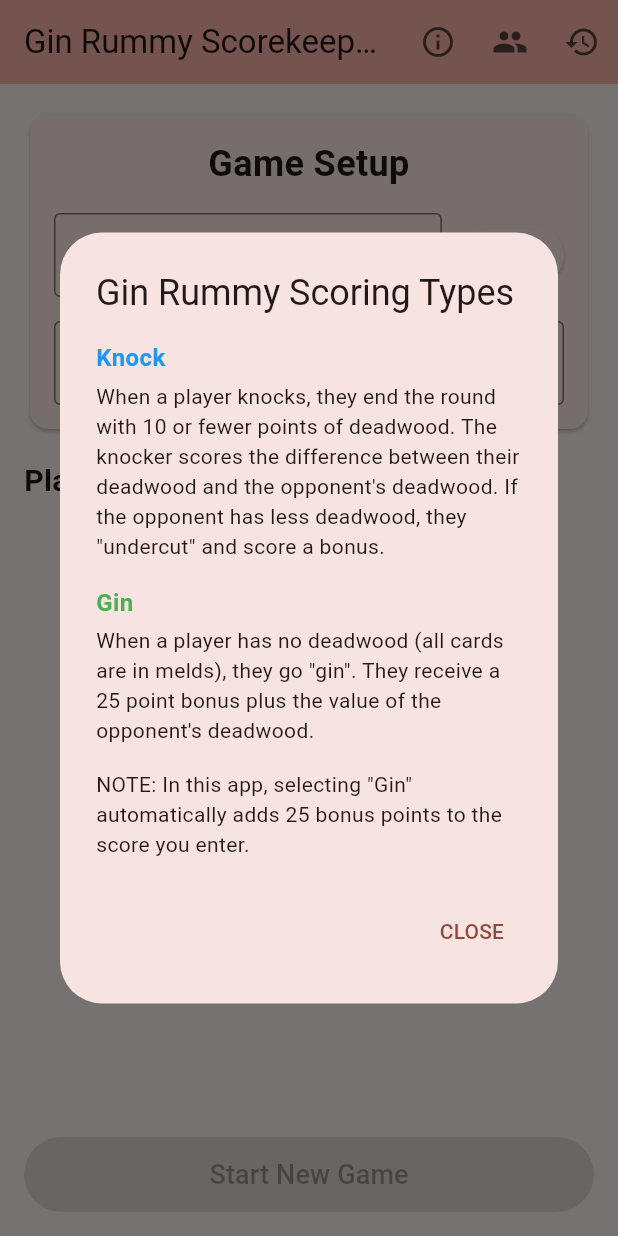
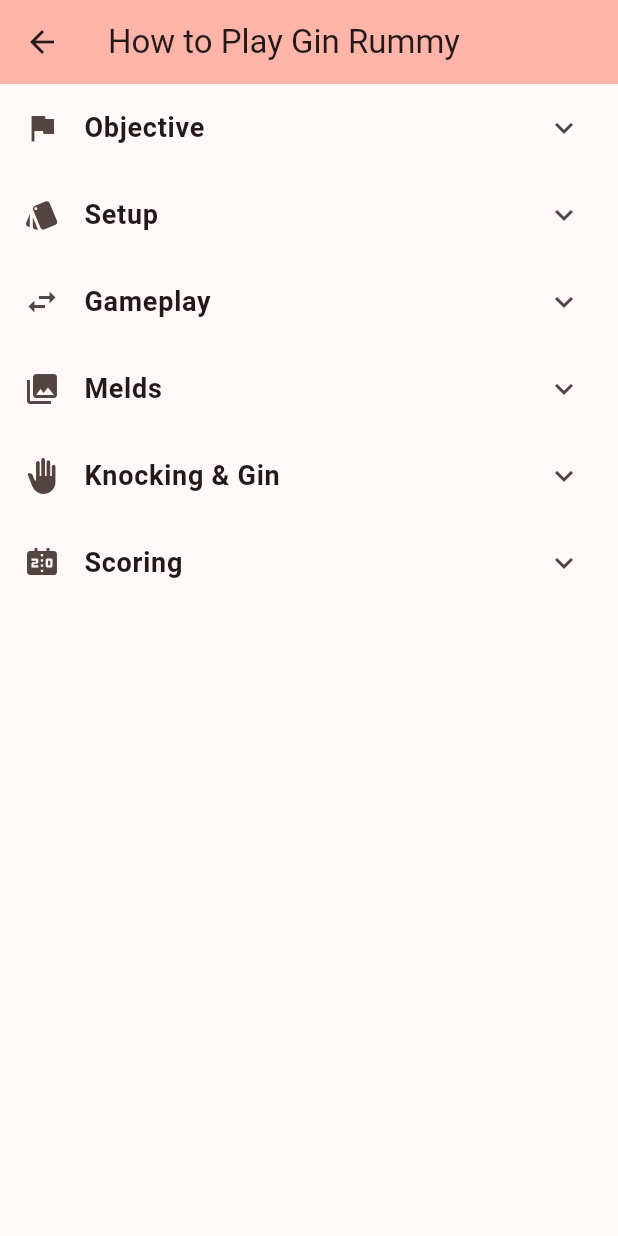
Before and after one commit to robertfarnum/rummy-main, a Flutter app: the screen it shows after launch, after a tap on the "info outline" icon, on a phone screen of 412 x 824 dp. Run offline on Flutter 3.47's test engine with Material 3 defaults, Android fonts, the phone set to English and light mode, and no system bars; our stand-ins replace file_picker, share_plus, shared_preferences.

Commit message:
add rules

```diff
--- a/lib/models/game.dart
+++ b/lib/models/game.dart
@@ -1,4 +1,5 @@
 import 'dart:convert';
+import 'package:flutter/foundation.dart';
 import 'package:shared_preferences/shared_preferences.dart';
 import 'player.dart';
 
@@ -114,7 +115,7 @@ class Game {
       try {
         return Game.fromJson(jsonDecode(gameJson));
       } catch (e) {
-        print('Error loading current game: $e');
+        debugPrint('Error loading current game: $e');
         return null;
       }
     }
@@ -130,7 +131,7 @@ class Game {
       try {
         return Game.fromJson(jsonDecode(gameJson));
       } catch (e) {
-        print('Error loading game from history: $e');
+        debugPrint('Error loading game from history: $e');
         return null;
       }
     }).whereType<Game>().toList();
@@ -228,7 +229,7 @@ class Game {
             importCount++;
           }
         } catch (e) {
-          print('Error importing individual game: $e');
+          debugPrint('Error importing individual game: $e');
           // Skip invalid games
         }
       }
@@ -238,7 +239,7 @@ class Game {
 
       return importCount;
     } catch (e) {
-      print('Error importing game history: $e');
+      debugPrint('Error importing game history: $e');
       return 0;
     }
   }
@@ -258,7 +259,7 @@ class Game {
         final version = data['version'];
         // For now we only have version 1.0, but in the future we can check for compatibility
         if (version != '1.0') {
-          print('Warning: Importing from unknown version: $version');
+          debugPrint('Warning: Importing from unknown version: $version');
         }
       }
 
@@ -278,7 +279,7 @@ class Game {
 
       return true;
     } catch (e) {
-      print('Error validating game history JSON: $e');
+      debugPrint('Error validating game history JSON: $e');
       return false;
     }
   }
--- a/lib/screens/game_screen.dart
+++ b/lib/screens/game_screen.dart
@@ -192,23 +192,11 @@ class _GameScreenState extends State<GameScreen> {
                   ),
                   const SizedBox(height: 16),
                   const Text('Score Type:'),
-                  Row(
-                    children: [
-                      Radio<String>(
-                        value: 'knock',
-                        groupValue: scoreType,
-                        onChanged: (value) {
-                          setState(() => scoreType = value!);
-                        },
-                      ),
-                      const Text('Knock'),
-                      Radio<String>(
-                        value: 'gin',
+                  RadioGroup<String>(
                     groupValue: scoreType,
                     onChanged: (value) {
                       setState(() {
                         scoreType = value!;
-                            // If Gin is selected, show info about automatic bonus
                         if (scoreType == 'gin') {
                           ScaffoldMessenger.of(context).showSnackBar(
                             const SnackBar(
@@ -219,9 +207,14 @@ class _GameScreenState extends State<GameScreen> {
                         }
                       });
                     },
+                    child: const Row(
+                      children: [
+                        Radio<String>(value: 'knock'),
+                        Text('Knock'),
+                        Radio<String>(value: 'gin'),
+                        Text('Gin (+25)'),
+                      ],
                     ),
-                      const Text('Gin (+25)'),
-                    ],
                   ),
                 ],
               ),
@@ -340,23 +333,11 @@ class _GameScreenState extends State<GameScreen> {
                   ),
                   const SizedBox(height: 16),
                   const Text('Score Type:'),
-                  Row(
-                    children: [
-                      Radio<String>(
-                        value: 'knock',
-                        groupValue: scoreType,
-                        onChanged: (value) {
-                          setState(() => scoreType = value!);
-                        },
-                      ),
-                      const Text('Knock'),
-                      Radio<String>(
-                        value: 'gin',
+                  RadioGroup<String>(
                     groupValue: scoreType,
                     onChanged: (value) {
                       setState(() {
                         scoreType = value!;
-                            // If Gin is selected, show info about automatic bonus
                         if (scoreType == 'gin') {
                           ScaffoldMessenger.of(context).showSnackBar(
                             const SnackBar(
@@ -367,9 +348,14 @@ class _GameScreenState extends State<GameScreen> {
                         }
                       });
                     },
+                    child: const Row(
+                      children: [
+                        Radio<String>(value: 'knock'),
+                        Text('Knock'),
+                        Radio<String>(value: 'gin'),
+                        Text('Gin (+25)'),
+                      ],
                     ),
-                      const Text('Gin (+25)'),
-                    ],
                   ),
                 ],
               ),
--- a/lib/screens/home_screen.dart
+++ b/lib/screens/home_screen.dart
@@ -4,6 +4,7 @@ import '../models/game.dart';
 import 'game_screen.dart';
 import 'history_screen.dart';
 import 'player_management_screen.dart';
+import 'rules_screen.dart';
 
 class HomeScreen extends StatefulWidget {
   const HomeScreen({super.key});
@@ -96,6 +97,7 @@ class _HomeScreenState extends State<HomeScreen> {
     // Save initial game state
     await game.saveCurrentGame();
 
+    if (!mounted) return;
     Navigator.of(context).push(
       MaterialPageRoute(
         builder: (context) => GameScreen(game: game),
@@ -132,50 +134,10 @@ class _HomeScreenState extends State<HomeScreen> {
     _loadSavedData();
   }
 
-  void _showScoringInfo() {
-    showDialog(
-      context: context,
-      builder: (context) => AlertDialog(
-        title: const Text('Gin Rummy Scoring Types'),
-        content: const SingleChildScrollView(
-          child: Column(
-            crossAxisAlignment: CrossAxisAlignment.start,
-            mainAxisSize: MainAxisSize.min,
-            children: [
-              Text(
-                'Knock',
-                style: TextStyle(fontWeight: FontWeight.bold, fontSize: 16, color: Colors.blue),
-              ),
-              SizedBox(height: 4),
-              Text(
-                'When a player knocks, they end the round with 10 or fewer points of deadwood. '
-                'The knocker scores the difference between their deadwood and the opponent\'s deadwood. '
-                'If the opponent has less deadwood, they "undercut" and score a bonus.',
-              ),
-              SizedBox(height: 16),
-              Text(
-                'Gin',
-                style: TextStyle(fontWeight: FontWeight.bold, fontSize: 16, color: Colors.green),
-              ),
-              SizedBox(height: 4),
-              Text(
-                'When a player has no deadwood (all cards are in melds), they go "gin". '
-                'They receive a 25 point bonus plus the value of the opponent\'s deadwood.',
-              ),
-              SizedBox(height: 16),
-              Text(
-                'NOTE: In this app, selecting "Gin" automatically adds 25 bonus points to the score you enter.',
-              ),
-            ],
-          ),
-        ),
-        actions: [
-          TextButton(
-            onPressed: () => Navigator.of(context).pop(),
-            child: const Text('CLOSE'),
-          ),
-        ],
-      ),
+  void _openRulesScreen() {
+    Navigator.push(
+      context,
+      MaterialPageRoute(builder: (context) => const RulesScreen()),
     );
   }
 
@@ -188,8 +150,8 @@ class _HomeScreenState extends State<HomeScreen> {
         actions: [
           IconButton(
             icon: const Icon(Icons.info_outline),
-            onPressed: _showScoringInfo,
-            tooltip: 'Scoring Information',
+            onPressed: _openRulesScreen,
+            tooltip: 'How to Play',
           ),
           IconButton(
             icon: const Icon(Icons.people),
@@ -205,7 +167,10 @@ class _HomeScreenState extends State<HomeScreen> {
       ),
       body: _isLoading
           ? const Center(child: CircularProgressIndicator())
-          : Padding(
+          : Column(
+              children: [
+                Expanded(
+                  child: SingleChildScrollView(
                     padding: const EdgeInsets.all(16.0),
                     child: Column(
                       crossAxisAlignment: CrossAxisAlignment.stretch,
@@ -322,12 +287,13 @@ class _HomeScreenState extends State<HomeScreen> {
                           'Players',
                           style: TextStyle(fontSize: 20, fontWeight: FontWeight.bold),
                         ),
-                  Expanded(
-                    child: _players.isEmpty
-                        ? const Center(child: Text('No players added yet'))
-                        : ListView.builder(
-                            itemCount: _players.length,
-                            itemBuilder: (context, index) {
+                        if (_players.isEmpty)
+                          const Padding(
+                            padding: EdgeInsets.symmetric(vertical: 24),
+                            child: Center(child: Text('No players added yet')),
+                          )
+                        else
+                          ...List.generate(_players.length, (index) {
                             final player = _players[index];
                             return ListTile(
                               title: Text(player.name),
@@ -336,18 +302,25 @@ class _HomeScreenState extends State<HomeScreen> {
                                 onPressed: () => _removePlayer(index),
                               ),
                             );
-                            },
+                          }),
+                      ],
                     ),
                   ),
-                  ElevatedButton(
+                ),
+                Padding(
+                  padding: const EdgeInsets.all(16.0),
+                  child: SizedBox(
+                    width: double.infinity,
+                    child: ElevatedButton(
                       onPressed: _players.length >= 2 ? _startGame : null,
                       style: ElevatedButton.styleFrom(
                         padding: const EdgeInsets.symmetric(vertical: 12),
                       ),
                       child: const Text('Start New Game', style: TextStyle(fontSize: 18)),
                     ),
+                  ),
+                ),
               ],
-              ),
             ),
     );
   }
--- a/lib/screens/player_management_screen.dart
+++ b/lib/screens/player_management_screen.dart
@@ -73,7 +73,7 @@ class _PlayerManagementScreenState extends State<PlayerManagementScreen> {
     }
 
     // Save the updated list
-    final prefs = await Game.savePlayerNamesList(_savedPlayerNames);
+    await Game.savePlayerNamesList(_savedPlayerNames);
 
     _nameController.clear();
   }
@@ -91,7 +91,7 @@ class _PlayerManagementScreenState extends State<PlayerManagementScreen> {
     });
 
     // Save the updated list
-    final prefs = await Game.savePlayerNamesList(_savedPlayerNames);
+    await Game.savePlayerNamesList(_savedPlayerNames);
   }
 
   @override
--- /dev/null
+++ b/lib/screens/rules_screen.dart
@@ -0,0 +1,252 @@
+import 'package:flutter/material.dart';
+
+class RulesScreen extends StatelessWidget {
+  const RulesScreen({super.key});
+
+  @override
+  Widget build(BuildContext context) {
+    return Scaffold(
+      appBar: AppBar(
+        title: const Text('How to Play Gin Rummy'),
+        backgroundColor: Theme.of(context).colorScheme.inversePrimary,
+      ),
+      body: const SingleChildScrollView(
+        child: Column(
+          children: [
+            // Objective
+            ExpansionTile(
+              title: Text('Objective', style: TextStyle(fontWeight: FontWeight.bold, fontSize: 18)),
+              leading: Icon(Icons.flag),
+              children: [
+                Padding(
+                  padding: EdgeInsets.fromLTRB(16, 0, 16, 16),
+                  child: Text(
+                    'The goal of Gin Rummy is to form your hand into combinations of sets and runs '
+                    '(called "melds") while minimizing the point value of unmatched cards (called '
+                    '"deadwood"). Score points by ending rounds through knocking or going gin. '
+                    'The first player to reach 100 points wins the game.',
+                    style: TextStyle(fontSize: 15, height: 1.5),
+                  ),
+                ),
+              ],
+            ),
+
+            // Setup
+            ExpansionTile(
+              title: Text('Setup', style: TextStyle(fontWeight: FontWeight.bold, fontSize: 18)),
+              leading: Icon(Icons.style),
+              children: [
+                Padding(
+                  padding: EdgeInsets.fromLTRB(16, 0, 16, 16),
+                  child: Column(
+                    crossAxisAlignment: CrossAxisAlignment.start,
+                    children: [
+                      Text('Deck', style: TextStyle(fontWeight: FontWeight.bold, fontSize: 16)),
+                      SizedBox(height: 4),
+                      Text(
+                        'Gin Rummy uses a standard 52-card deck (no jokers). The game is played between 2 players.',
+                        style: TextStyle(fontSize: 15, height: 1.5),
+                      ),
+                      SizedBox(height: 12),
+                      Text('Card Values', style: TextStyle(fontWeight: FontWeight.bold, fontSize: 16)),
+                      SizedBox(height: 4),
+                      Text(
+                        '• Face cards (King, Queen, Jack) = 10 points each\n'
+                        '• Aces = 1 point\n'
+                        '• Number cards (2–10) = face value',
+                        style: TextStyle(fontSize: 15, height: 1.5),
+                      ),
+                      SizedBox(height: 12),
+                      Text('Dealing', style: TextStyle(fontWeight: FontWeight.bold, fontSize: 16)),
+                      SizedBox(height: 4),
+                      Text(
+                        'Each player is dealt 10 cards. The remaining cards form the stock pile (face down). '
+                        'The top card of the stock pile is turned face up to start the discard pile.',
+                        style: TextStyle(fontSize: 15, height: 1.5),
+                      ),
+                      SizedBox(height: 12),
+                      Text('Opening Card', style: TextStyle(fontWeight: FontWeight.bold, fontSize: 16)),
+                      SizedBox(height: 4),
+                      Text(
+                        'The non-dealer gets the first choice: they may pick up the face-up card or pass. '
+                        'If they pass, the dealer may take it. If both players pass on the face-up card, '
+                        'the non-dealer draws from the stock pile and play continues normally.',
+                        style: TextStyle(fontSize: 15, height: 1.5),
+                      ),
+                    ],
+                  ),
+                ),
+              ],
+            ),
+
+            // Gameplay
+            ExpansionTile(
+              title: Text('Gameplay', style: TextStyle(fontWeight: FontWeight.bold, fontSize: 18)),
+              leading: Icon(Icons.swap_horiz),
+              children: [
+                Padding(
+                  padding: EdgeInsets.fromLTRB(16, 0, 16, 16),
+                  child: Column(
+                    crossAxisAlignment: CrossAxisAlignment.start,
+                    children: [
+                      Text(
+                        'Players alternate turns. On each turn, a player must:',
+                        style: TextStyle(fontSize: 15, height: 1.5),
+                      ),
+                      SizedBox(height: 8),
+                      Text(
+                        '1. Draw one card — either the top card from the stock pile (face down) '
+                        'or the top card from the discard pile (face up).',
+                        style: TextStyle(fontSize: 15, height: 1.5),
+                      ),
+                      SizedBox(height: 4),
+                      Text(
+                        '2. Discard one card — place one card from your hand face up on the discard pile.',
+                        style: TextStyle(fontSize: 15, height: 1.5),
+                      ),
+                      SizedBox(height: 8),
+                      Text(
+                        'The goal on each turn is to improve your hand by forming melds and reducing deadwood.',
+                        style: TextStyle(fontSize: 15, height: 1.5),
+                      ),
+                    ],
+                  ),
+                ),
+              ],
+            ),
+
+            // Melds
+            ExpansionTile(
+              title: Text('Melds', style: TextStyle(fontWeight: FontWeight.bold, fontSize: 18)),
+              leading: Icon(Icons.collections),
+              children: [
+                Padding(
+                  padding: EdgeInsets.fromLTRB(16, 0, 16, 16),
+                  child: Column(
+                    crossAxisAlignment: CrossAxisAlignment.start,
+                    children: [
+                      Text(
+                        'Melds are combinations of cards. There are two types:',
+                        style: TextStyle(fontSize: 15, height: 1.5),
+                      ),
+                      SizedBox(height: 12),
+                      Text('Sets', style: TextStyle(fontWeight: FontWeight.bold, fontSize: 16)),
+                      SizedBox(height: 4),
+                      Text(
+                        '3 or 4 cards of the same rank.\n'
+                        'Example: 7♠ 7♥ 7♦ or K♣ K♠ K♥ K♦',
+                        style: TextStyle(fontSize: 15, height: 1.5),
+                      ),
+                      SizedBox(height: 12),
+                      Text('Runs', style: TextStyle(fontWeight: FontWeight.bold, fontSize: 16)),
+                      SizedBox(height: 4),
+                      Text(
+                        '3 or more consecutive cards of the same suit.\n'
+                        'Example: 4♥ 5♥ 6♥ or 9♠ 10♠ J♠ Q♠',
+                        style: TextStyle(fontSize: 15, height: 1.5),
+                      ),
+                      SizedBox(height: 12),
+                      Text(
+                        'Cards that are not part of any meld are called "deadwood". '
+                        'The point value of your deadwood determines when you can knock.',
+                        style: TextStyle(fontSize: 15, height: 1.5),
+                      ),
+                    ],
+                  ),
+                ),
+              ],
+            ),
+
+            // Knocking & Gin
+            ExpansionTile(
+              title: Text('Knocking & Gin', style: TextStyle(fontWeight: FontWeight.bold, fontSize: 18)),
+              leading: Icon(Icons.back_hand),
+              children: [
+                Padding(
+                  padding: EdgeInsets.fromLTRB(16, 0, 16, 16),
+                  child: Column(
+                    crossAxisAlignment: CrossAxisAlignment.start,
+                    children: [
+                      Text('Knocking', style: TextStyle(fontWeight: FontWeight.bold, fontSize: 16, color: Colors.blue)),
+                      SizedBox(height: 4),
+                      Text(
+                        'When your deadwood totals 10 points or fewer, you may end the round by "knocking". '
+                        'Lay down your melds and deadwood. Your opponent then lays off any cards that can extend '
+                        'your melds, and reveals their own deadwood.',
+                        style: TextStyle(fontSize: 15, height: 1.5),
+                      ),
+                      SizedBox(height: 4),
+                      Text(
+                        'The knocker scores the difference between the two players\' deadwood values. '
+                        'However, if the opponent\'s deadwood is equal to or less than the knocker\'s, '
+                        'the opponent "undercuts" and receives a bonus (typically 25 points) plus the difference.',
+                        style: TextStyle(fontSize: 15, height: 1.5),
+                      ),
+                      SizedBox(height: 12),
+                      Text('Gin', style: TextStyle(fontWeight: FontWeight.bold, fontSize: 16, color: Colors.green)),
+                      SizedBox(height: 4),
+                      Text(
+                        'If you have no deadwood at all (every card is part of a meld), you "go gin". '
+                        'Your opponent cannot lay off cards on your melds. You receive a 25-point bonus '
+                        'plus the total value of your opponent\'s deadwood.',
+                        style: TextStyle(fontSize: 15, height: 1.5),
+                      ),
+                    ],
+                  ),
+                ),
+              ],
+            ),
+
+            // Scoring
+            ExpansionTile(
+              title: Text('Scoring', style: TextStyle(fontWeight: FontWeight.bold, fontSize: 18)),
+              leading: Icon(Icons.scoreboard),
+              children: [
+                Padding(
+                  padding: EdgeInsets.fromLTRB(16, 0, 16, 16),
+                  child: Column(
+                    crossAxisAlignment: CrossAxisAlignment.start,
+                    children: [
+                      Text(
+                        '• Knock: The knocker scores the difference between the players\' deadwood values.',
+                        style: TextStyle(fontSize: 15, height: 1.5),
+                      ),
+                      SizedBox(height: 4),
+                      Text(
+                        '• Gin bonus: 25 points, plus the opponent\'s total deadwood value.',
+                        style: TextStyle(fontSize: 15, height: 1.5),
+                      ),
+                      SizedBox(height: 4),
+                      Text(
+                        '• Undercut bonus: If the opponent\'s deadwood is equal to or less than the knocker\'s, '
+                        'the opponent scores 25 points plus the deadwood difference.',
+                        style: TextStyle(fontSize: 15, height: 1.5),
+                      ),
+                      SizedBox(height: 12),
+                      Text(
+                        'Rounds continue until a player reaches the target score (default 100 points). '
+                        'That player wins the game.',
+                        style: TextStyle(fontSize: 15, height: 1.5),
+                      ),
+                      SizedBox(height: 12),
+                      Text('In This App', style: TextStyle(fontWeight: FontWeight.bold, fontSize: 16)),
+                      SizedBox(height: 4),
+                      Text(
+                        'When entering scores, select "Gin" to automatically add the 25-point bonus. '
+                        'Select "Knock" for regular knock scoring. The app tracks cumulative scores '
+                        'across rounds and determines the winner when the target score is reached.',
+                        style: TextStyle(fontSize: 15, height: 1.5),
+                      ),
+                    ],
+                  ),
+                ),
+              ],
+            ),
+
+            SizedBox(height: 16),
+          ],
+        ),
+      ),
+    );
+  }
+}
--- a/lib/screens/score_entry_screen.dart
+++ b/lib/screens/score_entry_screen.dart
@@ -109,36 +109,29 @@ class _ScoreEntryScreenState extends State<ScoreEntryScreen> {
                         ),
                         const SizedBox(height: 8),
                         // Add score type selection (removed regular option)
-                        Row(
-                          children: [
-                            Radio<String>(
-                              value: 'knock',
-                              groupValue: _scoreTypes[player.name],
+                        RadioGroup<String>(
+                          groupValue: _scoreTypes[player.name]!,
                           onChanged: (value) {
                             setState(() {
                               _scoreTypes[player.name] = value!;
-                                });
-                              },
-                            ),
-                            const Text('Knock'),
-                            Radio<String>(
-                              value: 'gin',
-                              groupValue: _scoreTypes[player.name],
-                              onChanged: (value) {
-                                setState(() {
-                                  _scoreTypes[player.name] = value!;
-                                  // Show a message when gin is selected
+                              if (value == 'gin') {
                                 ScaffoldMessenger.of(context).showSnackBar(
                                   const SnackBar(
                                     content: Text('25 bonus points will be added for Gin'),
                                     duration: Duration(seconds: 2),
                                   ),
                                 );
+                              }
                             });
                           },
+                          child: const Row(
+                            children: [
+                              Radio<String>(value: 'knock'),
+                              Text('Knock'),
+                              Radio<String>(value: 'gin'),
+                              Text('Gin (+25)'),
+                            ],
                           ),
-                            const Text('Gin (+25)'),
-                          ],
                         ),
                       ],
                     ),
```
Also changed, not shown: lib/screens/history_screen.dart (+15 -1 lines), openspec/config.yaml (added, +20 -0 lines), openspec/changes/archive/2026-04-19-add-gin-rummy-rules/.openspec.yaml (added), 9 other files. Lines whose indentation alone changed are shown as unchanged.
